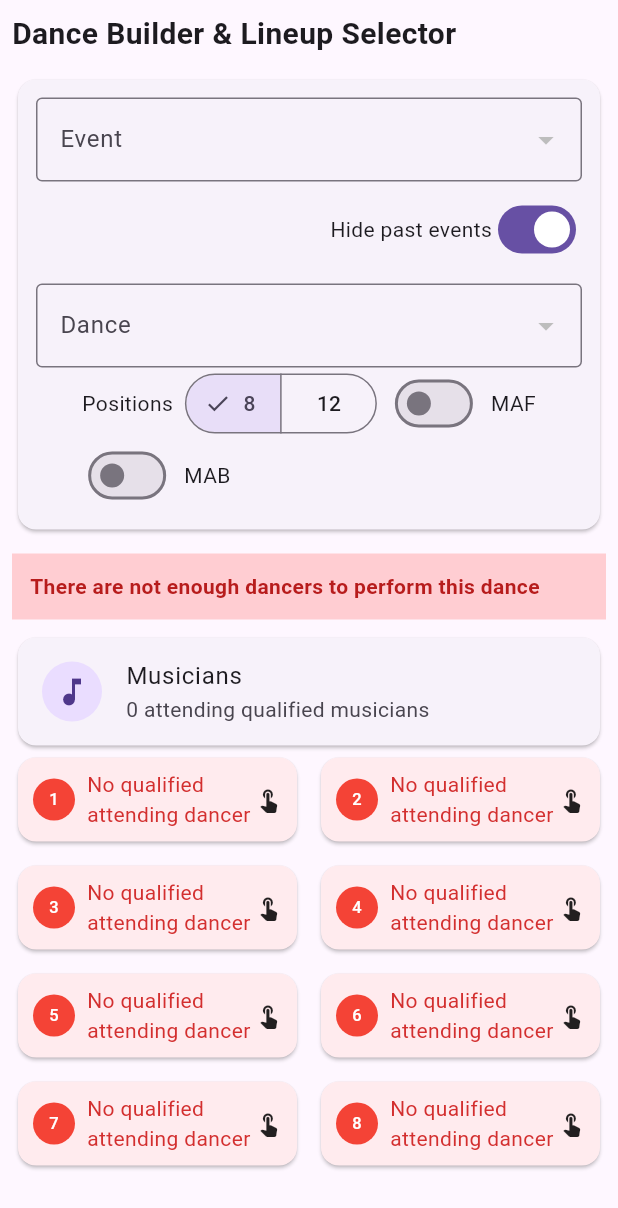
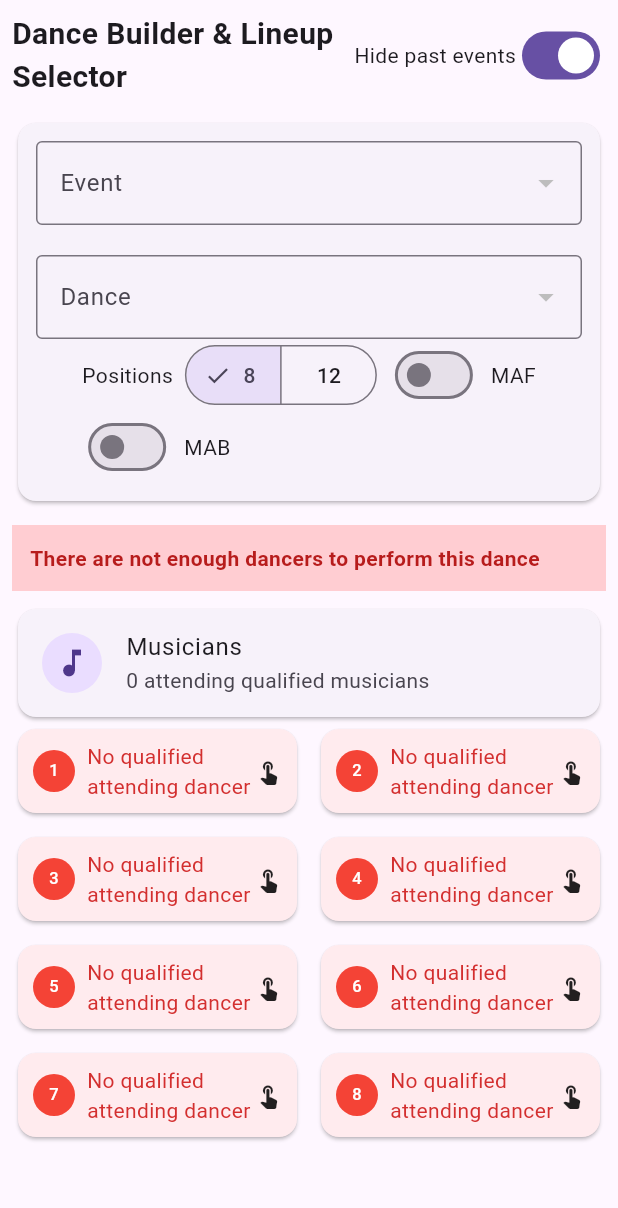
Before and after one commit to andysm137/greens_app, a Flutter app: the DanceBuilderView widget shown alone on an empty page, opened directly with empty values, on a phone screen of 412 x 824 dp. Shown: the top 1208 px of the screen. Run offline on Flutter 3.47's test engine with Material 3 defaults, Android fonts, the phone set to English and light mode, and no system bars; our stand-ins replace supabase_flutter; missing offline and left inert: dart:html, dart:js_interop; accounts and stored records are empty; network calls fail.

Commit message:
matrix layout updates

```diff
--- a/lib/screens/admin_view.dart
+++ b/lib/screens/admin_view.dart
@@ -55,7 +55,10 @@ class _AdminViewState extends State<AdminView>
 
       setState(() {
         _members = members;
-        _danceList = dances;
+        _danceList = List<String>.from(dances)
+          ..sort(
+            (left, right) => left.toLowerCase().compareTo(right.toLowerCase()),
+          );
         _memberStatuses = statuses;
       });
     } catch (e) {
@@ -468,6 +471,7 @@ class _NotificationSettingsTabState extends State<_NotificationSettingsTab> {
     'event_status_changed': 'Event marked Go or No-go',
     'rsvp_changed': 'RSVP response changed',
     'event_details_changed': 'Event details changed',
+    'competency_updated': 'Competency updated',
   };
 
   bool _isLoading = true;
--- a/lib/screens/dance_builder_view.dart
+++ b/lib/screens/dance_builder_view.dart
@@ -68,16 +68,22 @@ class _DanceBuilderViewState extends State<DanceBuilderView> {
           .from('events')
           .select()
           .order('event_date', ascending: true);
+      final sortedDances = List<Map<String, dynamic>>.from(dances)
+        ..sort(
+          (left, right) => (left['dance_name'] as String)
+              .toLowerCase()
+              .compareTo((right['dance_name'] as String).toLowerCase()),
+        );
       if (!mounted) return;
       setState(() {
-        _dances = dances;
+        _dances = sortedDances;
         _members = members;
         _events = (eventResponse as List)
             .map((item) => EventModel.fromMap(item))
             .toList();
-        _selectedDance ??= dances.isEmpty
+        _selectedDance ??= sortedDances.isEmpty
             ? null
-            : dances.first['dance_name'] as String;
+            : sortedDances.first['dance_name'] as String;
         _selectedEvent ??= _firstAvailableEvent(_events);
       });
       await _refreshBookingData();
@@ -515,9 +521,17 @@ class _DanceBuilderViewState extends State<DanceBuilderView> {
       child: Column(
         crossAxisAlignment: CrossAxisAlignment.start,
         children: [
-          const Text(
-            'Dance Builder & Lineup Selector',
-            style: TextStyle(fontSize: 20, fontWeight: FontWeight.bold),
+          Row(
+            children: [
+              const Expanded(
+                child: Text(
+                  'Dance Builder & Lineup Selector',
+                  style: TextStyle(fontSize: 20, fontWeight: FontWeight.bold),
+                ),
+              ),
+              const Text('Hide past events'),
+              Switch(value: _hidePastEvents, onChanged: _setHidePastEvents),
+            ],
           ),
           const SizedBox(height: 12),
           Card(
@@ -551,16 +565,6 @@ class _DanceBuilderViewState extends State<DanceBuilderView> {
                     },
                   ),
                   const SizedBox(height: 8),
-                  Row(
-                    mainAxisAlignment: MainAxisAlignment.end,
-                    children: [
-                      const Text('Hide past events'),
-                      Switch(
-                        value: _hidePastEvents,
-                        onChanged: _setHidePastEvents,
-                      ),
-                    ],
-                  ),
                   const SizedBox(height: 12),
                   DropdownButtonFormField<String>(
                     initialValue: _selectedDance,
```
Also changed, not shown: lib/screens/events_screen.dart (+47 -8 lines), lib/screens/set_sheet_view.dart (+7 -4 lines), lib/screens/skill_matrix_view.dart (+20 -9 lines), lib/services/team_repository.dart (+26 -21 lines), 5 other files.
